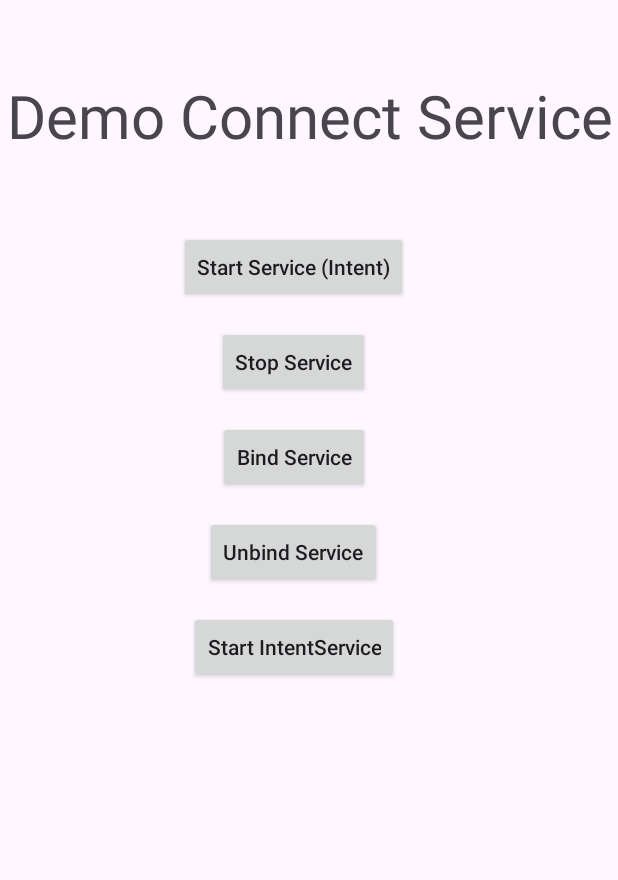
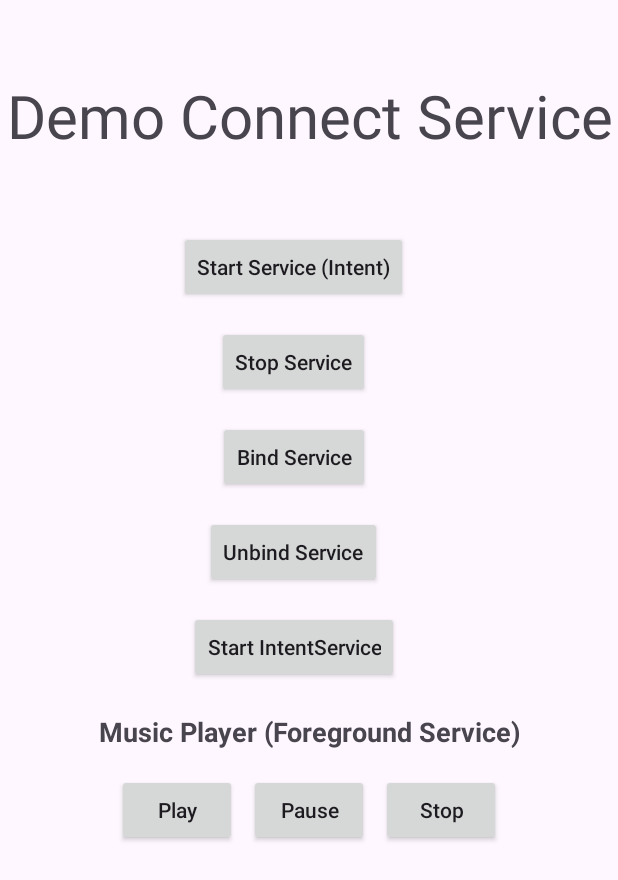
Before and after one commit to Quyenhm03/AndroidTutorial, an Android app: the ConnectServiceActivity screen opened directly, with no data from a screen before it, on a phone screen of 412 x 824 dp. Shown: the top 880 px of the screen. Run offline under Robolectric (Android 15) with nearby library versions, the phone set to English and light mode, and no system bars.

Commit message:
push code 12-10

```diff
--- a/app/build.gradle.kts
+++ b/app/build.gradle.kts
@@ -64,4 +64,5 @@ dependencies {
     implementation("org.greenrobot:eventbus:3.3.1")
     implementation("androidx.lifecycle:lifecycle-viewmodel-ktx:2.8.0")
     implementation("androidx.fragment:fragment-ktx:1.8.0")
+    implementation("androidx.media:media:1.7.0")
 }
--- a/app/src/main/java/com/eco/musicplayer/audioplayer/music/layout/Paywall4ActivityNewBilling.kt
+++ b/app/src/main/java/com/eco/musicplayer/audioplayer/music/layout/Paywall4ActivityNewBilling.kt
@@ -5,9 +5,6 @@ import android.graphics.Color
 import android.os.Bundle
 import android.util.Log
 import android.view.View
-import androidx.core.view.ViewCompat
-import androidx.core.view.WindowInsetsCompat
-import androidx.core.view.updatePadding
 import com.android.billingclient.api.BillingClient
 import com.android.billingclient.api.ProductDetails
 import com.eco.billing.BillingManager
--- /dev/null
+++ b/app/src/main/res/drawable/ic_music.xml
@@ -0,0 +1,6 @@
+<vector xmlns:android="http://schemas.android.com/apk/res/android"
+    android:width="24dp" android:height="24dp"
+    android:viewportWidth="24" android:viewportHeight="24">
+    <path android:fillColor="#000000"
+        android:pathData="M12,3v10.55c-0.59-0.34-1.27-0.55-2-0.55-2.21,0-4,1.79-4,4s1.79,4 4,4 4-1.79,4-4V7h4V3h-6z"/>
+</vector>
--- /dev/null
+++ b/app/src/main/res/drawable/ic_pause.xml
@@ -0,0 +1,5 @@
+<vector xmlns:android="http://schemas.android.com/apk/res/android" android:height="24dp" android:tint="#000000" android:viewportHeight="24" android:viewportWidth="24" android:width="24dp">
+
+    <path android:fillColor="@android:color/white" android:pathData="M6,19h4L10,5L6,5v14zM14,5v14h4L18,5h-4z"/>
+
+</vector>
--- /dev/null
+++ b/app/src/main/res/drawable/ic_play.xml
@@ -0,0 +1,5 @@
+<vector xmlns:android="http://schemas.android.com/apk/res/android" android:height="24dp" android:tint="#000000" android:viewportHeight="24" android:viewportWidth="24" android:width="24dp">
+
+    <path android:fillColor="@android:color/white" android:pathData="M8,5v14l11,-7z"/>
+
+</vector>
--- /dev/null
+++ b/app/src/main/res/drawable/ic_stop.xml
@@ -0,0 +1,5 @@
+<vector xmlns:android="http://schemas.android.com/apk/res/android" android:height="24dp" android:tint="#000000" android:viewportHeight="24" android:viewportWidth="24" android:width="24dp">
+
+    <path android:fillColor="@android:color/white" android:pathData="M6,6h12v12H6z"/>
+
+</vector>
--- a/app/src/main/res/layout/activity_demo_connect_service.xml
+++ b/app/src/main/res/layout/activity_demo_connect_service.xml
@@ -67,11 +67,54 @@
             android:textAllCaps="false"/>
 
         <TextView
+            android:layout_width="match_parent"
+            android:layout_height="wrap_content"
+            android:text="Music Player (Foreground Service)"
+            android:textStyle="bold"
+            android:textSize="18sp"
+            android:gravity="center"
+            android:layout_marginBottom="16dp"/>
+
+        <LinearLayout
+            android:layout_width="wrap_content"
+            android:layout_height="wrap_content"
+            android:orientation="horizontal"
+            android:gravity="center">
+
+            <androidx.appcompat.widget.AppCompatButton
+                android:id="@+id/btnPlayMusic"
+                android:layout_width="wrap_content"
+                android:layout_height="wrap_content"
+                android:text="Play"
+                android:textAllCaps="false"
+                android:minWidth="80dp"
+                android:layout_marginEnd="8dp"/>
+
+            <androidx.appcompat.widget.AppCompatButton
+                android:id="@+id/btnPauseMusic"
+                android:layout_width="wrap_content"
+                android:layout_height="wrap_content"
+                android:text="Pause"
+                android:textAllCaps="false"
+                android:minWidth="80dp"
+                android:layout_marginEnd="8dp"/>
+
+            <androidx.appcompat.widget.AppCompatButton
+                android:id="@+id/btnStopMusic"
+                android:layout_width="wrap_content"
+                android:layout_height="wrap_content"
+                android:text="Stop"
+                android:textAllCaps="false"
+                android:minWidth="80dp"/>
+
+        </LinearLayout>
+
+        <TextView
             android:id="@+id/txtReceiveFromBroadcast"
             android:layout_width="match_parent"
             android:layout_height="wrap_content"
             android:gravity="center"
-            android:visibility="gone"
+            android:layout_marginTop="20dp"
             android:layout_marginHorizontal="20dp"
             android:textSize="20sp"/>
 
```
Also changed, not shown: app/src/main/AndroidManifest.xml (+19 -14 lines), app/src/main/java/com/eco/musicplayer/audioplayer/music/activityandservice/ConnectServiceActivity.kt (+77 -7 lines), app/src/main/java/com/eco/musicplayer/audioplayer/music/activityandservice/MusicForegroundService.kt (added, +166 -0 lines), app/src/main/java/com/eco/musicplayer/audioplayer/music/permission/Permission.kt (+19 -6 lines), 1 other file.
